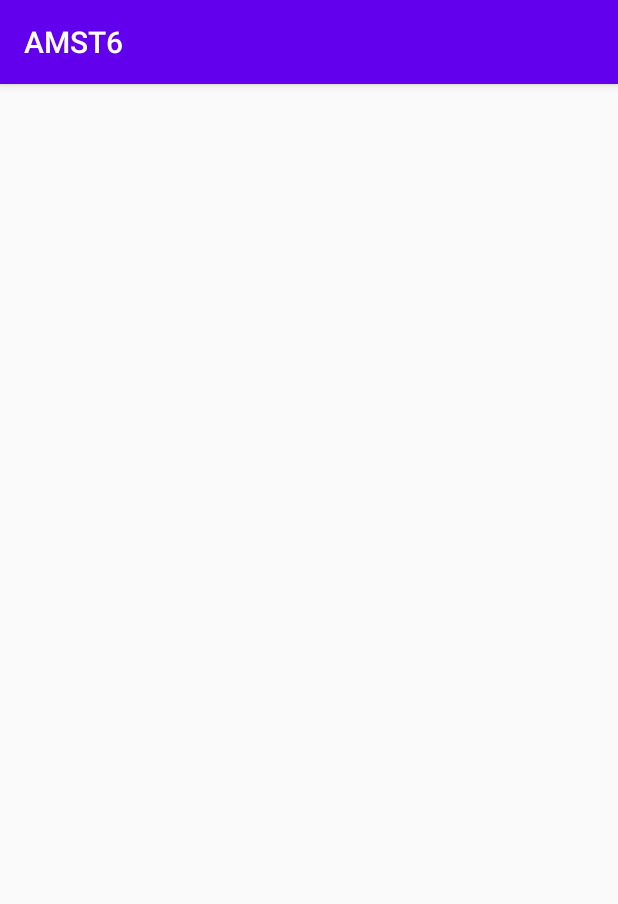
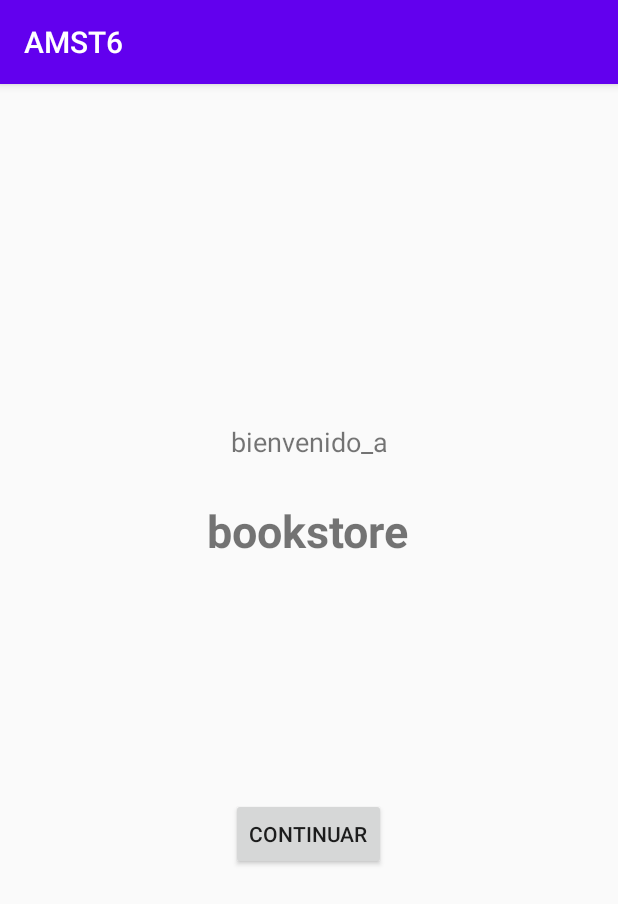
Before and after one commit to daap213/-PST_TA5_G6, an Android app: the screen it shows after launch (MainActivity), on a phone screen of 412 x 824 dp. Shown: the top 904 px of the screen. Run offline under Robolectric (Android 15) with nearby library versions, the phone set to English and light mode, and no system bars.

Commit message:
Creacion de activity home

```diff
--- a/app/build.gradle
+++ b/app/build.gradle
@@ -29,5 +29,10 @@ dependencies {
     testImplementation 'junit:junit:4.12'
     androidTestImplementation 'androidx.test.ext:junit:1.1.1'
     androidTestImplementation 'androidx.test.espresso:espresso-core:3.2.0'
+    implementation "androidx.cardview:cardview:1.0.0"
+    implementation "androidx.recyclerview:recyclerview:1.1.0"
+    implementation "androidx.recyclerview:recyclerview-selection:1.1.0-rc01"
+    implementation 'com.github.bumptech.glide:glide:4.11.0'
+    annotationProcessor 'com.github.bumptech.glide:compiler:4.11.0'
 
 }
--- a/app/src/main/AndroidManifest.xml
+++ b/app/src/main/AndroidManifest.xml
@@ -9,6 +9,7 @@
         android:roundIcon="@mipmap/ic_launcher_round"
         android:supportsRtl="true"
         android:theme="@style/AppTheme">
+        <activity android:name=".home" />
         <activity android:name=".MainActivity">
             <intent-filter>
                 <action android:name="android.intent.action.MAIN" />
--- a/app/src/main/java/com/example/amst6/BaseDatos.java
+++ b/app/src/main/java/com/example/amst6/BaseDatos.java
@@ -9,10 +9,12 @@ public class BaseDatos implements Serializable {
     }
 
     public void basedatos(Context context){
-        DeveloperuBD developeruBD= new DeveloperuBD(context,"Developeru.bd",null,1);
+        DeveloperuBD developeruBD= new DeveloperuBD(context);
         developeruBD.agredarDatos("1", "rjtorres", "rjtorres", "rjtorres@espol.edu.ec", "0999999999","1");
         developeruBD.agredarDatos("2", "bcali", "bca eli", "bcali@espol.edu.ec", "0888888888","2");
         developeruBD.agredarDatos("3", "jareva", "jareva", "jareva@espol.edu.ec", "0777777777","1");
+
+
 
 
         developeruBD.agredarPeliculas(1,"1", "Yo antes de ti", "Jojo Moyes", "Penguin Books",
@@ -39,5 +41,7 @@ public class BaseDatos implements Serializable {
         developeruBD.agredarPeliculas(8,"1", "el camino de las sombras", "Brent Weeks", "Orbit Books",
                 "La muerte es un arte, y Durzo Blint lo ejecuta a la perfección, sea en una callejuela oscura o en las grandes estancias de palacio.",
                 "Acción",R.drawable.elcaminodelasombra);
+
+
     }
 }
--- a/app/src/main/java/com/example/amst6/DeveloperuBD.java
+++ b/app/src/main/java/com/example/amst6/DeveloperuBD.java
@@ -26,8 +26,8 @@ public class DeveloperuBD extends SQLiteOpenHelper {
             "CATEGORRIA TEXT, " +
             "URL TEXT)";
 
-    public DeveloperuBD(Context context, String name,  SQLiteDatabase.CursorFactory factory, int version) {
-        super(context, name, factory, version);
+    public DeveloperuBD(Context context) {
+        super(context, Nombre_BD, null, VERSION_BD);
     }
 
     @Override
--- a/app/src/main/java/com/example/amst6/MainActivity.java
+++ b/app/src/main/java/com/example/amst6/MainActivity.java
@@ -11,9 +11,14 @@ public class MainActivity extends AppCompatActivity {
     @Override
     protected void onCreate(Bundle savedInstanceState) {
         super.onCreate(savedInstanceState);
-        setContentView(R.layout.activity_main);
+        setContentView(R.layout.activity_login);
 
         bd= new BaseDatos();
         bd.basedatos(getApplicationContext());
     }
+
+    public void entrar(View view){
+        Intent i = new Intent(this, home.class);
+        startActivity(i);
+    }
 }
--- a/app/src/main/res/layout/activity_login.xml
+++ b/app/src/main/res/layout/activity_login.xml
@@ -10,7 +10,7 @@
         android:id="@+id/textView"
         android:layout_width="wrap_content"
         android:layout_height="wrap_content"
-        android:text="@string/bienvenido_a"
+        android:text="bienvenido_a"
         android:textSize="18sp"
         app:layout_constraintBottom_toTopOf="@+id/button"
         app:layout_constraintEnd_toEndOf="parent"
@@ -21,7 +21,7 @@
         android:id="@+id/textView2"
         android:layout_width="wrap_content"
         android:layout_height="wrap_content"
-        android:text="@string/bookstore"
+        android:text="bookstore"
         android:textAlignment="center"
         android:textSize="30sp"
         android:textStyle="bold"
@@ -37,7 +37,8 @@
         android:layout_width="wrap_content"
         android:layout_height="wrap_content"
         android:layout_marginBottom="244dp"
-        android:text="@string/continuar"
+        android:onClick="continuar"
+        android:text="continuar"
         app:layout_constraintBottom_toBottomOf="parent"
         app:layout_constraintEnd_toEndOf="parent"
         app:layout_constraintHorizontal_bias="0.498"
--- a/app/src/main/res/values/strings.xml
+++ b/app/src/main/res/values/strings.xml
@@ -1,3 +1,5 @@
 <resources>
     <string name="app_name">AMST6</string>
+    <string name="ingresar">ingresar</string>
+    <string name="button">Button</string>
 </resources>
```
Also changed, not shown: app/src/main/java/com/example/amst6/entidades/Libros.java (+4 -4 lines), app/src/main/res/layout/activity_categorias.xml (+8 -8 lines), app/src/main/res/layout/activity_login_usuario.xml (+5 -4 lines), app/src/main/res/layout/activity_main.xml (+13 -1 lines).
